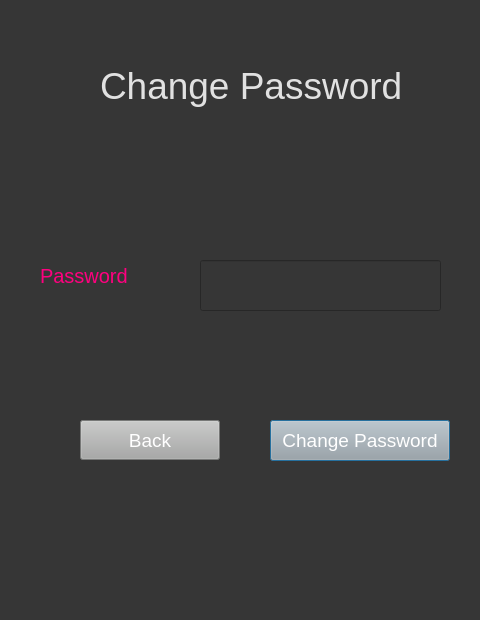
Qt form Greyform/Python_Application/UI_Design/changepass.ui (mokzhizhuan/GreyForm_UIs) before a commit.
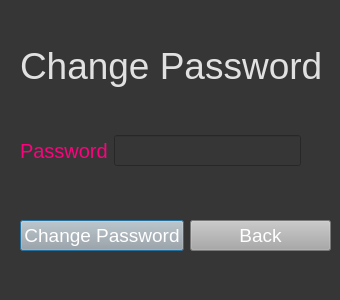
The same form after that commit.

Diff of the .ui file:
```diff
--- a/Greyform/Python_Application/UI_Design/changepass.ui
+++ b/Greyform/Python_Application/UI_Design/changepass.ui
@@ -6,8 +6,8 @@
    <rect>
     <x>0</x>
     <y>0</y>
-    <width>480</width>
-    <height>620</height>
+    <width>340</width>
+    <height>300</height>
    </rect>
   </property>
   <property name="windowTitle">
@@ -19,8 +19,8 @@
   <widget class="QLabel" name="label">
    <property name="geometry">
     <rect>
-     <x>100</x>
-     <y>50</y>
+     <x>20</x>
+     <y>30</y>
      <width>300</width>
      <height>71</height>
     </rect>
@@ -32,15 +32,18 @@
     <string>Change Password</string>
    </property>
   </widget>
+  <widget class="QWidget" name="horizontalLayoutWidget">
+   <property name="geometry">
+    <rect>
+     <x>20</x>
+     <y>130</y>
+     <width>281</width>
+     <height>41</height>
+    </rect>
+   </property>
+   <layout class="QHBoxLayout" name="horizontalLayout">
+    <item>
   <widget class="QLabel" name="label_3">
-   <property name="geometry">
-    <rect>
-     <x>40</x>
-     <y>260</y>
-     <width>111</width>
-     <height>31</height>
-    </rect>
-   </property>
    <property name="styleSheet">
     <string notr="true">font-size:15pt; color:rgb(255, 0, 127)</string>
    </property>
@@ -48,15 +51,9 @@
     <string>Password</string>
    </property>
   </widget>
+    </item>
+    <item>
    <widget class="QLineEdit" name="password">
-   <property name="geometry">
-    <rect>
-     <x>200</x>
-     <y>260</y>
-     <width>241</width>
-     <height>51</height>
-    </rect>
-   </property>
    <property name="styleSheet">
     <string notr="true">font-size:14pt; color:rgb(243, 243, 243)</string>
    </property>
@@ -64,15 +61,21 @@
     <string/>
    </property>
   </widget>
+    </item>
+   </layout>
+  </widget>
+  <widget class="QWidget" name="horizontalLayoutWidget_2">
+   <property name="geometry">
+    <rect>
+     <x>20</x>
+     <y>210</y>
+     <width>311</width>
+     <height>51</height>
+    </rect>
+   </property>
+   <layout class="QHBoxLayout" name="horizontalLayout_2">
+    <item>
   <widget class="QPushButton" name="changepassbutton">
-   <property name="geometry">
-    <rect>
-     <x>270</x>
-     <y>420</y>
-     <width>180</width>
-     <height>41</height>
-    </rect>
-   </property>
    <property name="styleSheet">
     <string notr="true">background-color: rgb(167, 168, 167); font-size:14pt; color:rgb(255, 255, 255)</string>
    </property>
@@ -80,21 +83,18 @@
     <string>Change Password</string>
    </property>
   </widget>
+    </item>
+    <item>
   <widget class="QPushButton" name="backbutton">
-   <property name="geometry">
-    <rect>
-     <x>80</x>
-     <y>420</y>
-     <width>140</width>
-     <height>40</height>
-    </rect>
-   </property>
    <property name="styleSheet">
     <string notr="true">background-color: rgb(167, 168, 167); font-size:14pt; color:rgb(255, 255, 255)</string>
    </property>
    <property name="text">
     <string>Back</string>
    </property>
+     </widget>
+    </item>
+   </layout>
   </widget>
  </widget>
  <resources/>
```
Lines whose indentation alone changed are shown as unchanged.
